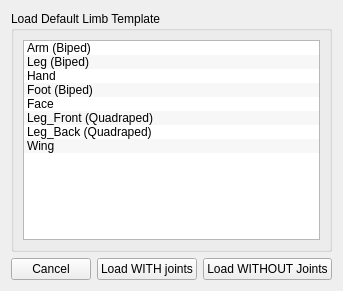
TPayneExperience/TrevorPaynes_RigAndAnimSuite, file _REF/Mockup_UI/PFRS_Load_Templates.ui: the form before one commit.
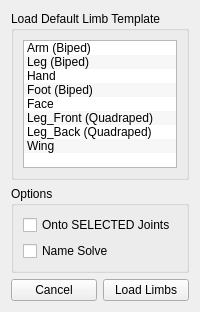
The form after the commit.

Commit message: WIP: Limb Setup Improved

Diff of the .ui file:
```diff
--- a/_REF/Mockup_UI/PFRS_Load_Templates.ui
+++ b/_REF/Mockup_UI/PFRS_Load_Templates.ui
@@ -6,8 +6,8 @@
    <rect>
     <x>0</x>
     <y>0</y>
-    <width>330</width>
-    <height>291</height>
+    <width>187</width>
+    <height>312</height>
    </rect>
   </property>
   <property name="windowTitle">
@@ -81,6 +81,33 @@
        </layout>
       </widget>
      </item>
+     <item>
+      <widget class="QGroupBox" name="groupBox_2">
+       <property name="title">
+        <string>Options</string>
+       </property>
+       <layout class="QVBoxLayout" name="verticalLayout_3">
+        <item>
+         <layout class="QVBoxLayout" name="verticalLayout_4">
+          <item>
+           <widget class="QCheckBox" name="checkBox">
+            <property name="text">
+             <string>Onto SELECTED Joints</string>
+            </property>
+           </widget>
+          </item>
+          <item>
+           <widget class="QCheckBox" name="checkBox_2">
+            <property name="text">
+             <string>Name Solve</string>
+            </property>
+           </widget>
+          </item>
+         </layout>
+        </item>
+       </layout>
+      </widget>
+     </item>
      <item>
       <layout class="QHBoxLayout" name="horizontalLayout">
        <item>
@@ -90,17 +117,10 @@
          </property>
         </widget>
        </item>
-       <item>
-        <widget class="QPushButton" name="pushButton_3">
-         <property name="text">
-          <string>Load WITH joints</string>
-         </property>
-        </widget>
-       </item>
        <item>
         <widget class="QPushButton" name="pushButton">
          <property name="text">
-          <string>Load WITHOUT Joints</string>
+          <string>Load Limbs</string>
          </property>
         </widget>
        </item>
```
The commit also changes 19 other files.
